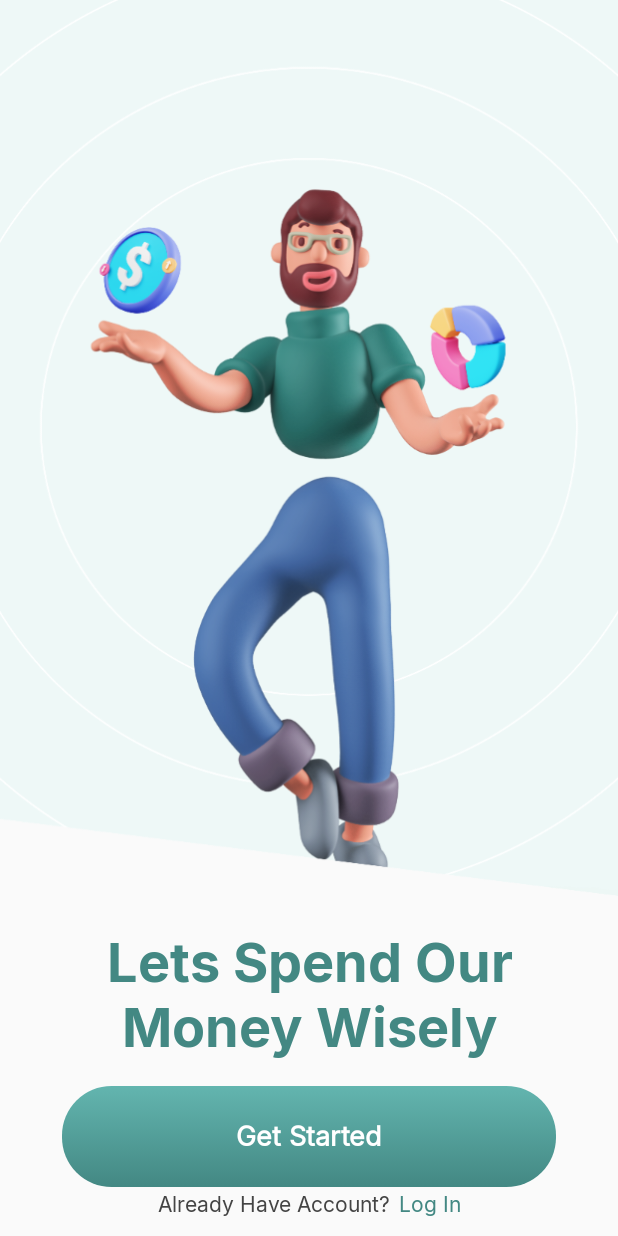
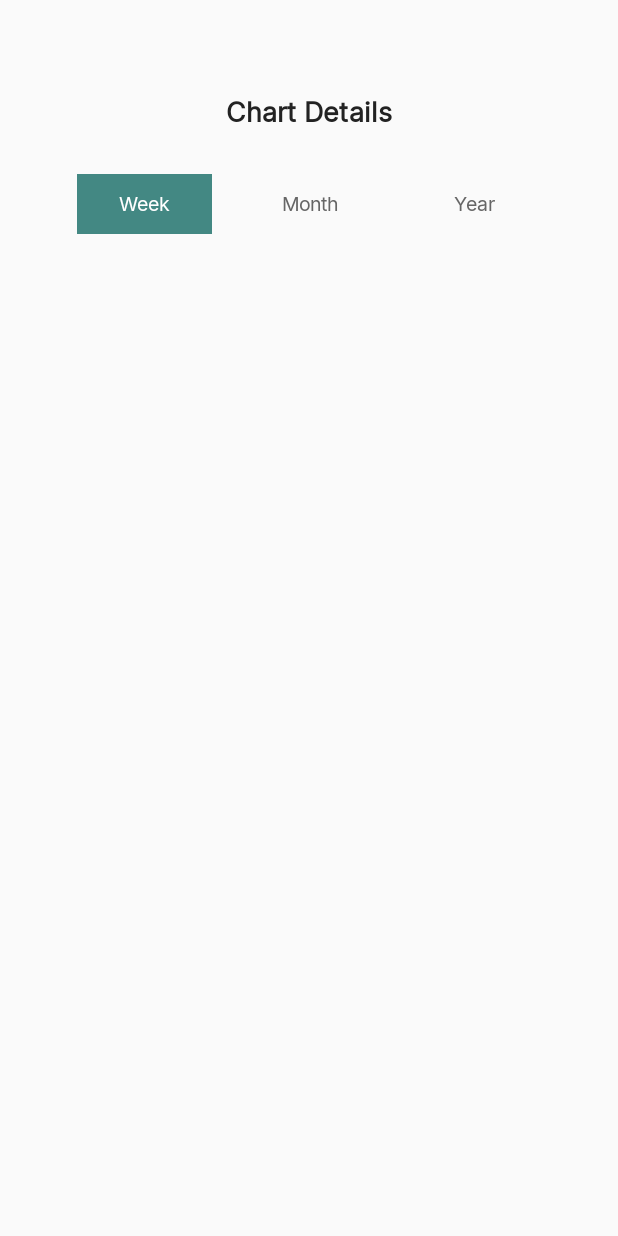
Before and after one commit to winstonnnn/MyPocket, an Android app built with Jetpack Compose: the screen it shows after launch (MainActivity), on a phone screen of 412 x 824 dp. Run offline under Robolectric (Android 15) with nearby library versions, the phone set to English and light mode, and no system bars.

Commit message:
feature: Initial ChartScreen layout

```diff
--- a/app/src/main/java/com/pocket/mypocket/ui/navigation/AppNavHost.kt
+++ b/app/src/main/java/com/pocket/mypocket/ui/navigation/AppNavHost.kt
@@ -5,6 +5,7 @@ import androidx.compose.ui.Modifier
 import androidx.navigation.NavHostController
 import androidx.navigation.compose.NavHost
 import androidx.navigation.compose.composable
+import com.pocket.mypocket.ui.screens.chart.ChartScreen
 import com.pocket.mypocket.ui.screens.home.HomeScreen
 import com.pocket.mypocket.ui.screens.onboarding.OnBoardingScreen
 import com.pocket.mypocket.ui.screens.splash.SplashScreen
@@ -17,7 +18,7 @@ fun AppNavHost(
 ) {
     NavHost(
         navHostController,
-        startDestination = SplashScreen,
+        startDestination = ChartScreen,
         modifier = modifier
     ) {
         composable<SplashScreen>{
@@ -32,5 +33,9 @@ fun AppNavHost(
             onShowBottomNavigationBar()
             HomeScreen(navHostController)
         }
+
+        composable<ChartScreen> {
+            ChartScreen(navHostController)
+        }
     }
 }
--- /dev/null
+++ b/app/src/main/java/com/pocket/mypocket/ui/screens/chart/ChartScreen.kt
@@ -0,0 +1,55 @@
+package com.pocket.mypocket.ui.screens.chart
+
+import androidx.compose.foundation.layout.Column
+import androidx.compose.foundation.layout.padding
+import androidx.compose.material3.Text
+import androidx.compose.runtime.Composable
+import androidx.compose.ui.Alignment
+import androidx.compose.ui.Modifier
+import androidx.compose.ui.res.stringResource
+import androidx.compose.ui.text.font.FontWeight
+import androidx.compose.ui.tooling.preview.Preview
+import androidx.compose.ui.unit.dp
+import androidx.navigation.NavHostController
+import com.pocket.mypocket.R
+import com.pocket.mypocket.ui.screens.chart.components.ChartDatePeriodTabs
+import com.pocket.mypocket.ui.screens.common.CommonPagesHorizontalPadding
+import com.pocket.mypocket.ui.screens.common.CommonPagesTitleSize
+import com.pocket.mypocket.ui.screens.common.CommonTopPadding
+import com.pocket.mypocket.ui.screens.common.VerticalSpacer
+import com.pocket.mypocket.ui.theme.Black2222
+import com.pocket.mypocket.ui.theme.regularStyle
+
+@Composable
+fun ChartScreen(navHostController: NavHostController) {
+    ChartScreen()
+}
+
+@Composable
+fun ChartScreen(modifier: Modifier = Modifier) {
+    Column(
+        modifier = modifier
+            .padding(top = CommonTopPadding)
+            .padding(horizontal = CommonPagesHorizontalPadding),
+        horizontalAlignment = Alignment.CenterHorizontally
+    ) {
+        Text(
+            text = stringResource(R.string.chart_title),
+            style = regularStyle.copy(
+                fontSize = CommonPagesTitleSize,
+                fontWeight = FontWeight.SemiBold,
+                color = Black2222
+            )
+        )
+
+        VerticalSpacer(30.dp)
+
+        ChartDatePeriodTabs()
+    }
+}
+
+@Preview
+@Composable
+private fun PreviewChartScreen() {
+    ChartScreen()
+}
--- /dev/null
+++ b/app/src/main/java/com/pocket/mypocket/ui/screens/chart/components/ChartDatePeriodTabs.kt
@@ -0,0 +1,78 @@
+package com.pocket.mypocket.ui.screens.chart.components
+
+import androidx.compose.foundation.background
+import androidx.compose.foundation.clickable
+import androidx.compose.foundation.layout.Arrangement
+import androidx.compose.foundation.layout.Box
+import androidx.compose.foundation.layout.Row
+import androidx.compose.foundation.layout.height
+import androidx.compose.foundation.layout.width
+import androidx.compose.foundation.layout.wrapContentWidth
+import androidx.compose.material3.Text
+import androidx.compose.runtime.Composable
+import androidx.compose.ui.Alignment
+import androidx.compose.ui.Modifier
+import androidx.compose.ui.graphics.Color
+import androidx.compose.ui.text.style.TextAlign
+import androidx.compose.ui.unit.dp
+import androidx.compose.ui.unit.sp
+import com.pocket.mypocket.ui.theme.ChartTabSelectedTextColor
+import com.pocket.mypocket.ui.theme.ChartTabUnSelectedTextColor
+import com.pocket.mypocket.ui.theme.Green100
+import com.pocket.mypocket.ui.theme.regularStyle
+
+@Composable
+fun ChartDatePeriodTabs(modifier: Modifier = Modifier) {
+    val items = DatePeriod.entries
+    val selectedTab = items[0]
+
+    Box(
+        modifier = modifier
+            .wrapContentWidth()
+            .height(40.dp)
+    ) {
+        //TODO(indicator)
+
+        Row(
+            verticalAlignment = Alignment.CenterVertically,
+            horizontalArrangement = Arrangement.spacedBy(20.dp)
+        ) {
+            items.forEach { datePeriod ->
+                TabItem(
+                    text = datePeriod.datePeriodName,
+                    isSelected = datePeriod == selectedTab,
+                    onItemClick = {
+
+                    }
+                )
+            }
+        }
+    }
+}
+
+@Composable
+private fun TabItem(
+    text: String,
+    isSelected: Boolean,
+    onItemClick: () -> Unit,
+    modifier: Modifier = Modifier
+) {
+    Box(
+        modifier = modifier
+            .height(40.dp)
+            .width(90.dp)
+            .clickable { onItemClick() }
+            .background(color = if (isSelected) Green100 else Color.Transparent),
+        contentAlignment = Alignment.Center
+    ) {
+        Text(
+            text = text,
+            style = regularStyle.copy(
+                fontSize = 13.sp,
+                color = if (isSelected) ChartTabSelectedTextColor else ChartTabUnSelectedTextColor,
+                textAlign = TextAlign.Center
+            )
+        )
+    }
+
+}
--- /dev/null
+++ b/app/src/main/java/com/pocket/mypocket/ui/screens/chart/components/DatePeriod.kt
@@ -0,0 +1,8 @@
+package com.pocket.mypocket.ui.screens.chart.components
+
+enum class DatePeriod(val datePeriodName: String) {
+    WEEK("Week"),
+    MONTH("Month"),
+    YEAR("Year");
+
+}
--- /dev/null
+++ b/app/src/main/java/com/pocket/mypocket/ui/screens/common/Diments.kt
@@ -0,0 +1,8 @@
+package com.pocket.mypocket.ui.screens.common
+
+import androidx.compose.ui.unit.dp
+import androidx.compose.ui.unit.sp
+
+val CommonTopPadding = 64.dp
+val CommonPagesHorizontalPadding = 24.dp
+val CommonPagesTitleSize = 18.sp
--- a/app/src/main/java/com/pocket/mypocket/ui/screens/home/HomeScreen.kt
+++ b/app/src/main/java/com/pocket/mypocket/ui/screens/home/HomeScreen.kt
@@ -16,6 +16,7 @@ import androidx.compose.ui.Modifier
 import androidx.compose.ui.tooling.preview.Preview
 import androidx.compose.ui.unit.dp
 import androidx.navigation.NavHostController
+import com.pocket.mypocket.ui.screens.common.CommonPagesHorizontalPadding
 import com.pocket.mypocket.ui.screens.common.CommonTopCurveBackground
 import com.pocket.mypocket.ui.screens.common.VerticalSpacer
 import com.pocket.mypocket.ui.screens.home.components.Greeting
@@ -25,8 +26,7 @@ import com.pocket.mypocket.ui.screens.home.components.HomeTransactionHistory
 
 @Composable
 fun HomeScreen(
-    navHostController: NavHostController,
-    modifier: Modifier = Modifier
+    navHostController: NavHostController
 ) {
     HomeScreen()
 }
@@ -43,7 +43,7 @@ fun HomeScreen(
 
         Column(
             modifier = Modifier
-                .padding(horizontal = 24.dp)
+                .padding(horizontal = CommonPagesHorizontalPadding)
                 .padding(top = 74.dp)
         ) {
             Row(
--- a/app/src/main/java/com/pocket/mypocket/ui/theme/Color.kt
+++ b/app/src/main/java/com/pocket/mypocket/ui/theme/Color.kt
@@ -19,3 +19,5 @@ val HomeCashFlowLabelColor = Color(0XFFD0E5E4)
 val HomeTransactionItemIconBG = Color(0XFFF0F6F5)
 val HomeTransactionItemIncreaseColor = Color(0xff25A969)
 val HomeTransactionItemDecreaseColor = Color(0xffF95B51)
+val ChartTabSelectedTextColor = Color(0xffFFFFFF)
+val ChartTabUnSelectedTextColor = Color(0xff666666)
--- a/app/src/main/res/values/strings.xml
+++ b/app/src/main/res/values/strings.xml
@@ -10,4 +10,5 @@
     <string name="cash_flow_expenses">Expenses</string>
     <string name="home_transaction_history">Transaction History</string>
     <string name="home_transaction_see_all">See All</string>
+    <string name="chart_title">Chart Details</string>
 </resources>
```
